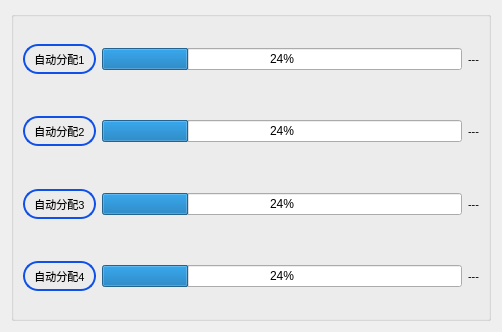
ChinaClever/BusBar-Qt, file setting/setsystem/autosetaddress.ui: the form before one commit.
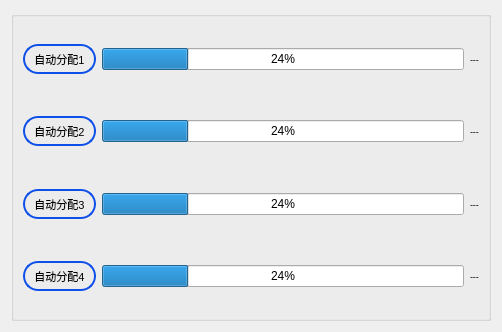
The form after the commit. Custom widgets are drawn as their Qt base class.

```diff
--- a/setting/setsystem/autosetaddress.ui
+++ b/setting/setsystem/autosetaddress.ui
@@ -66,7 +66,7 @@
          <widget class="QLabel" name="statuslab1">
           <property name="font">
            <font>
-            <pointsize>8</pointsize>
+            <pointsize>7</pointsize>
            </font>
           </property>
           <property name="text">
@@ -119,7 +119,7 @@
          <widget class="QLabel" name="statuslab2">
           <property name="font">
            <font>
-            <pointsize>8</pointsize>
+            <pointsize>7</pointsize>
            </font>
           </property>
           <property name="text">
@@ -172,7 +172,7 @@
          <widget class="QLabel" name="statuslab3">
           <property name="font">
            <font>
-            <pointsize>8</pointsize>
+            <pointsize>7</pointsize>
            </font>
           </property>
           <property name="text">
@@ -225,7 +225,7 @@
          <widget class="QLabel" name="statuslab4">
           <property name="font">
            <font>
-            <pointsize>8</pointsize>
+            <pointsize>7</pointsize>
            </font>
           </property>
           <property name="text">
```
